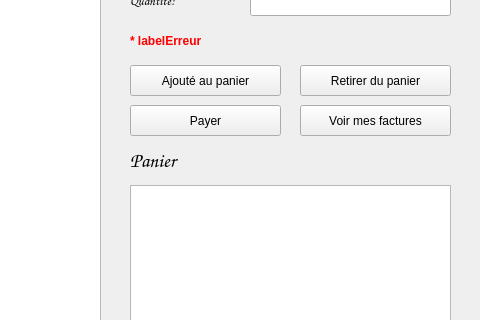
This is INTERFACEGRAPHIQUE/UI/MainPage.ui in SCP-8530/Magasin-Cartage as Qt 5 draws it before an edit; both pictures show x 320 to 800 and y 165 to 485 of the 800 by 589 pixel window. The edited form follows.
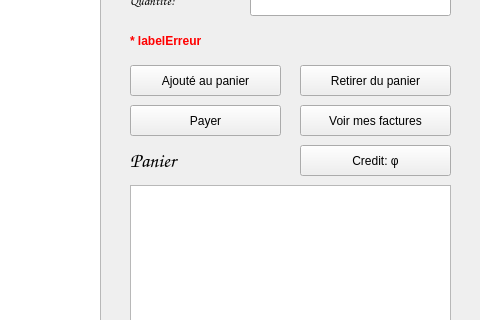
This is the edited form.

The edit to the form file:
```diff
--- a/INTERFACEGRAPHIQUE/UI/MainPage.ui
+++ b/INTERFACEGRAPHIQUE/UI/MainPage.ui
@@ -259,6 +259,19 @@
      </property>
     </item>
    </widget>
+   <widget class="QPushButton" name="buttonCredit">
+    <property name="geometry">
+     <rect>
+      <x>620</x>
+      <y>310</y>
+      <width>151</width>
+      <height>31</height>
+     </rect>
+    </property>
+    <property name="text">
+     <string>Credit: φ</string>
+    </property>
+   </widget>
    <zorder>labelQuantite</zorder>
    <zorder>textBrowserInventaire</zorder>
    <zorder>labelTitre</zorder>
```
Left out of the diff: 6 changed lines with no effect on the pictures.
